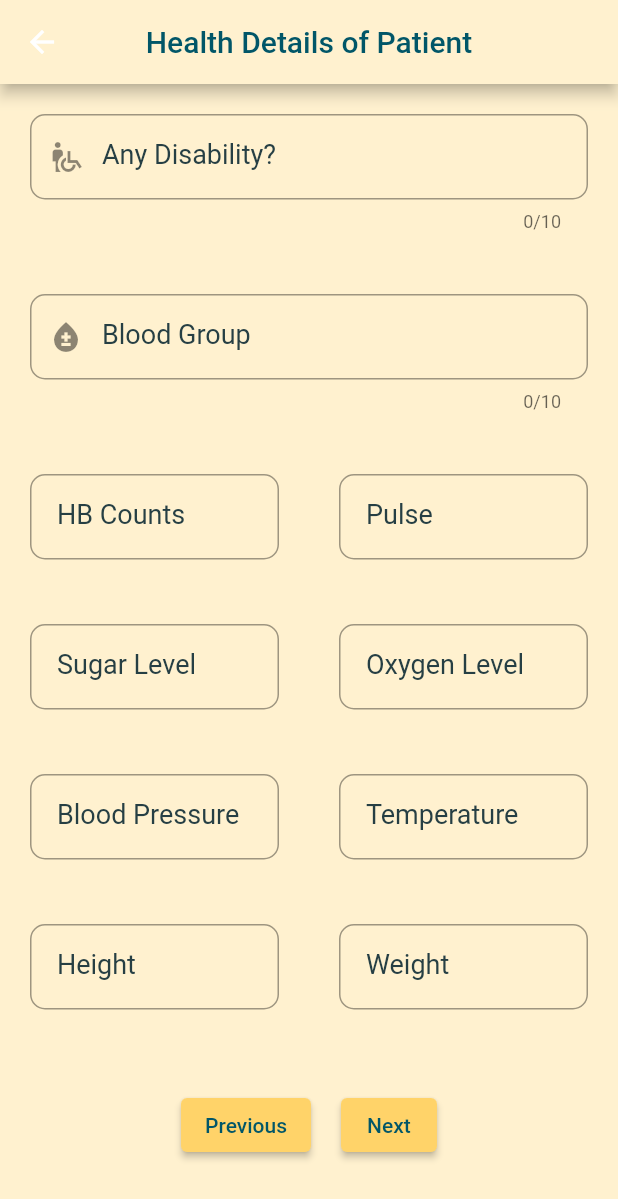
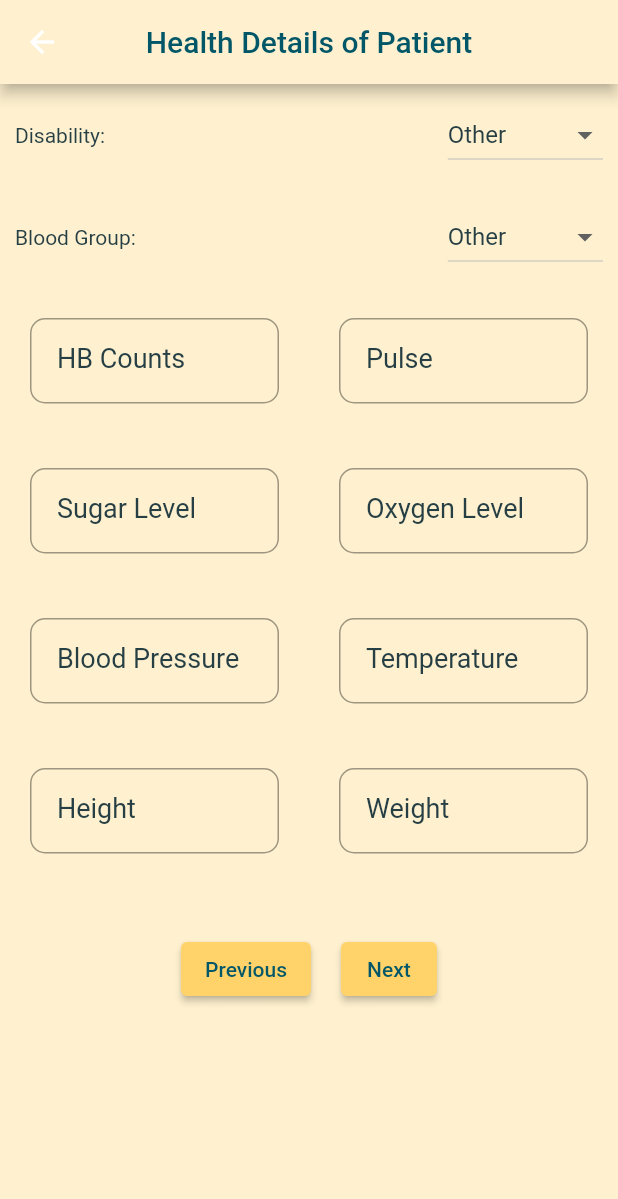
Before and after one commit to janavi2001/Sakhi_Final, a Flutter app: the HealthForm screen opened directly with empty values, on a phone screen of 412 x 824 dp. Shown: the top 1199 px of the screen. Run offline on Flutter 3.47's test engine with Material 2 defaults, Android fonts, the phone set to English and light mode, and no system bars; our stand-ins replace cloud_firestore, date_format, firebase_auth, firebase_core; missing offline and left inert: firebase_auth_web, firebase_core_web; accounts and stored records are empty.

Commit message:
Dropdown, Colors, Search Icon

```diff
--- a/lib/Screens/HealthForm/HealthForm.dart
+++ b/lib/Screens/HealthForm/HealthForm.dart
@@ -2,26 +2,19 @@
 //import 'package:cloud_firestore/cloud_firestore.dart';
 //import 'package:firebase_core/firebase_core.dart';
 
-
 import 'package:cloud_firestore/cloud_firestore.dart';
 import 'package:date_format/date_format.dart';
 import 'package:firebase_auth/firebase_auth.dart';
+import '/components/dropdown.dart';
 import 'package:intl/intl.dart';
-
-
-
-import '/components/dropdown_field.dart';
 import '/components/number_field.dart';
 import '/screens/HealthForm/physical.dart';
 import '/constants.dart';
 import 'package:flutter/material.dart';
-import '/components/normal_textfield.dart';
-import '/components/icon_textfield.dart';
-
 
 class HealthForm extends StatefulWidget {
   final String firstname;
-  HealthForm(this.firstname, {Key key}): super(key: key);
+  HealthForm(this.firstname, {Key key}) : super(key: key);
   @override
   _HealthFormState createState() => _HealthFormState();
 }
@@ -30,8 +23,8 @@ class _HealthFormState extends State<HealthForm> {
   final FirebaseFirestore firestore = FirebaseFirestore.instance;
   String user = FirebaseAuth.instance.currentUser.uid;
 
-  TextEditingController disability = TextEditingController();
-  TextEditingController bloodGroup = TextEditingController();
+  String disability = 'Other';
+  String bloodGroup = 'Other';
   TextEditingController hbCounts = TextEditingController();
   TextEditingController bp = TextEditingController();
   TextEditingController sugarLevel = TextEditingController();
@@ -41,7 +34,6 @@ class _HealthFormState extends State<HealthForm> {
   TextEditingController weight = TextEditingController();
   TextEditingController height = TextEditingController();
 
-
   final _formKey = GlobalKey<FormState>();
   void _create() async {
     var now = new DateTime.now();
@@ -49,22 +41,26 @@ class _HealthFormState extends State<HealthForm> {
     String formattedDate = formatter.format(now);
     print(formattedDate);
     try {
-      await firestore.collection('Volunter').doc(user).collection('Patient').doc(widget.firstname.toString()).collection('Health_Record').doc(formattedDate).set
-      ({
-        'disability':disability.text.trim(),
-        'bloodGroup':bloodGroup.text.trim(),
-        'hbCounts':hbCounts.text.trim(),
-        'bp':bp.text.trim(),
-        'sugarLevel':sugarLevel.text.trim(),
-        'oxygenLevel':oxygenLevel.text.trim(),
-        'pulse':pulse.text.trim(),
-        'temperature':temperature.text.trim(),
-        'weight':weight.text.trim(),
-        'height':height.text.trim()
-
-
+      await firestore
+          .collection('Volunter')
+          .doc(user)
+          .collection('Patient')
+          .doc(widget.firstname.toString())
+          .collection('Health_Record')
+          .doc(formattedDate)
+          .set({
+        'disability': disability,
+        'bloodGroup': bloodGroup,
+        'hbCounts': hbCounts.text.trim(),
+        'bp': bp.text.trim(),
+        'sugarLevel': sugarLevel.text.trim(),
+        'oxygenLevel': oxygenLevel.text.trim(),
+        'pulse': pulse.text.trim(),
+        'temperature': temperature.text.trim(),
+        'weight': weight.text.trim(),
+        'height': height.text.trim(),
       });
-    print(widget.firstname.toString());
+      print(widget.firstname.toString());
     } catch (e) {
       print(e);
     }
@@ -83,15 +79,29 @@ class _HealthFormState extends State<HealthForm> {
           key: _formKey,
           child: Column(mainAxisAlignment: MainAxisAlignment.center, children: <
               Widget>[
-            BuildIconField(
-              controller: disability,
-              labelText: 'Any Disability?',
-              icon: Icon(Icons.wheelchair_pickup),
+            MyDropdown(
+              dropList: ['Other', 'Yes', 'No', 'Maybe'],
+              labelText: 'Disability:',
+              onSelected: (String val) {
+                setState(() => disability = val);
+              },
             ),
-            BuildIconField(
-              controller: bloodGroup,
-              labelText: 'Blood Group',
-              icon: Icon(Icons.bloodtype),
+            MyDropdown(
+              dropList: [
+                'Other',
+                'A+',
+                'A-',
+                'B+',
+                'B-',
+                'O+',
+                'O-',
+                'AB+',
+                'AB-',
+              ],
+              labelText: 'Blood Group:',
+              onSelected: (String val) {
+                setState(() => bloodGroup = val);
+              },
             ),
             Row(
               children: [
@@ -140,12 +150,11 @@ class _HealthFormState extends State<HealthForm> {
                         }
                         _formKey.currentState.save();
                         _create();
-
                         Navigator.push(
-                          context,
-                          MaterialPageRoute(
-                              builder: (context) =>PhysicalHealth(widget.firstname))
-                        );
+                            context,
+                            MaterialPageRoute(
+                                builder: (context) =>
+                                    PhysicalHealth(widget.firstname)));
                       }),
                 ],
               ),
--- /dev/null
+++ b/lib/components/dropdown.dart
@@ -0,0 +1,60 @@
+import '../constants.dart';
+import 'package:flutter/material.dart';
+
+class MyDropdown extends StatefulWidget {
+  const MyDropdown({
+    Key key,
+    @required this.labelText,
+    @required this.onSelected,
+    @required this.dropList,
+  }) : super(key: key);
+  final String labelText;
+  final List<String> dropList;
+  final Function(String) onSelected;
+
+  @override
+  _MyDropdownState createState() => _MyDropdownState();
+}
+
+class _MyDropdownState extends State<MyDropdown> {
+  String selected;
+  @override
+  void initState() {
+    super.initState();
+    selected = widget.dropList.first;
+  }
+
+  Widget build(BuildContext context) {
+    return Row(
+      mainAxisAlignment: MainAxisAlignment.spaceBetween,
+      children: [
+        Padding(
+          padding: EdgeInsets.all(10),
+          child: Text(
+            widget.labelText,
+          ),
+        ),
+        Padding(
+          padding: EdgeInsets.all(10),
+          child: DropdownButton<String>(
+              elevation: 8,
+              dropdownColor: yellowTheme,
+              hint: Text("Select item"),
+              value: selected,
+              onChanged: (value) {
+                setState(() {
+                  selected = value.toString();
+                });
+                widget.onSelected(selected);
+              },
+              items: widget.dropList.map((String item) {
+                return DropdownMenuItem<String>(
+                  value: item,
+                  child: Text(item, style: TextStyle(color: textColor)),
+                );
+              }).toList()),
+        ),
+      ],
+    );
+  }
+}
--- a/lib/main.dart
+++ b/lib/main.dart
@@ -1,4 +1,3 @@
-
 import 'package:firebase_auth/firebase_auth.dart';
 import 'package:firebase_authentication_tutorial/Authentication/authentication_service.dart';
 import 'package:firebase_authentication_tutorial/Authentication/sign_in_page.dart';
@@ -30,7 +29,7 @@ class MyApp extends StatelessWidget {
       ],
       child: MaterialApp(
         title: 'Sakhi',
-        theme: ThemeData.dark().copyWith(
+        theme: ThemeData.light().copyWith(
           primaryColor: bgColor,
           scaffoldBackgroundColor: bgColor,
           accentColor: yellowTheme,
@@ -52,7 +51,6 @@ class MyApp extends StatelessWidget {
               backgroundColor: MaterialStateProperty.all<Color>(yellowTheme),
             ),
           ),
-
         ),
         home: AuthenticationWrapper(),
       ),
```
Also changed, not shown: lib/PersonalDetailsForm/PersonalDetailsForm.dart (deleted, +0 -19 lines), lib/PersonalDetailsForm/body.dart (deleted, +0 -305 lines), lib/Screens/PersonalForm/PersonalForm.dart (+23 -13 lines), lib/VolunteerPage/VolunteerPage.dart (+51 -21 lines), lib/components/dropdown_field.dart (deleted, +0 -46 lines).
